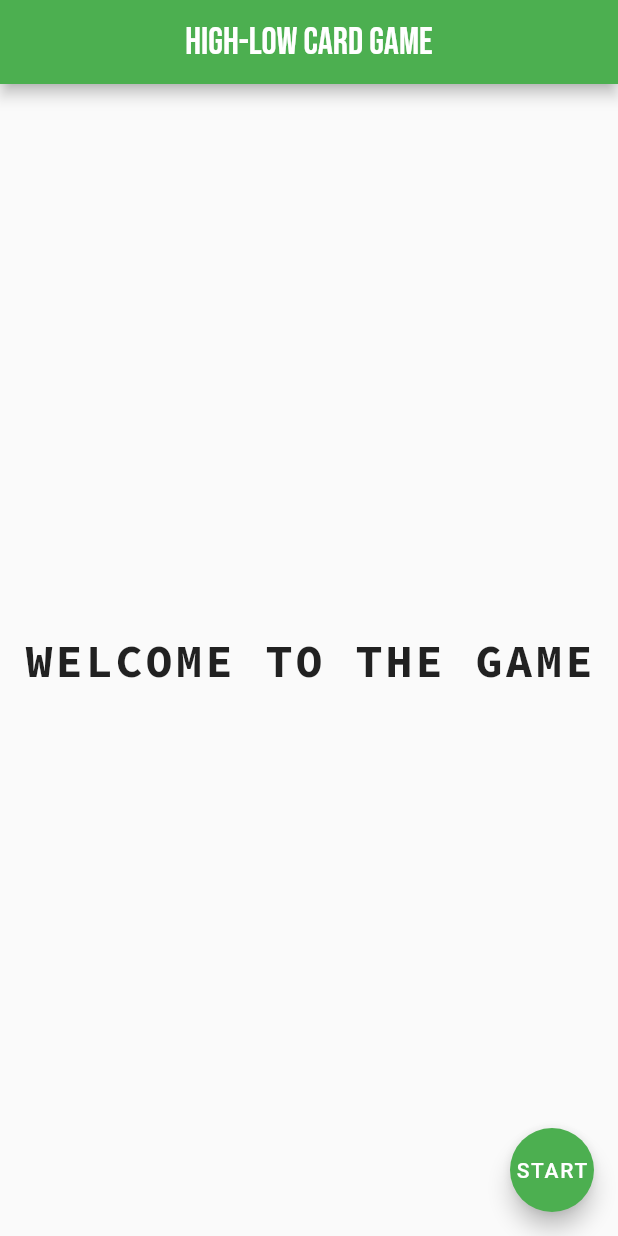
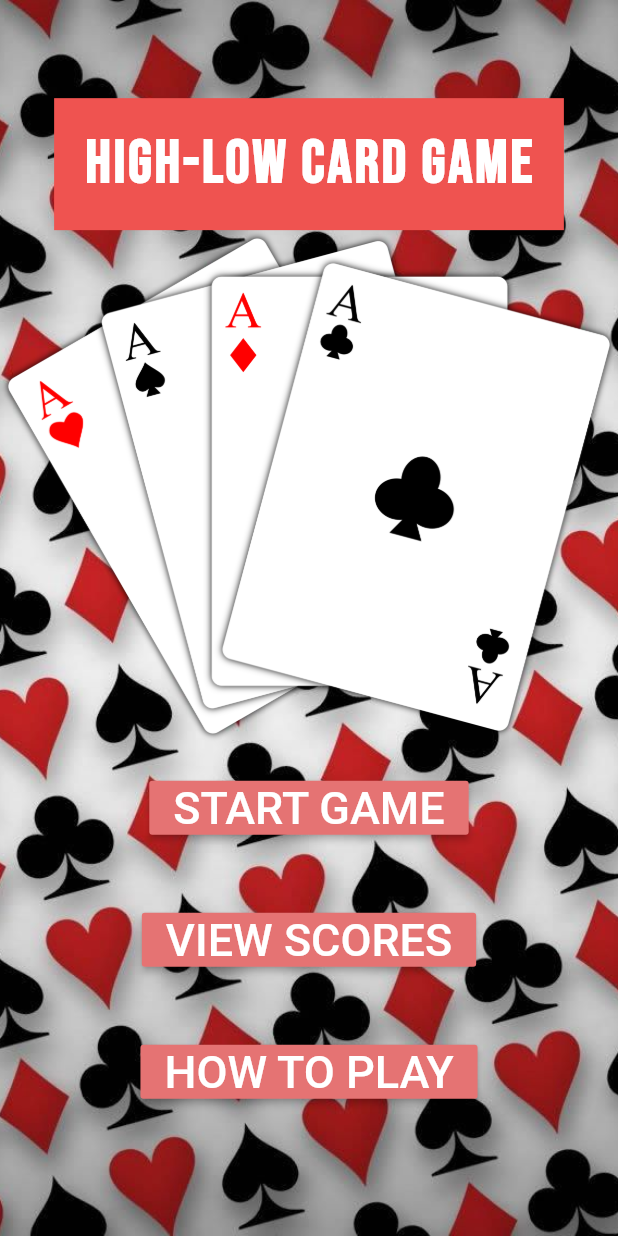
Before and after one commit to georgegesite/GeorgeFlutterApps, a Flutter app: the screen it shows after launch, on a phone screen of 412 x 824 dp. Run offline on Flutter 3.47's test engine with Material 2 defaults, Android fonts, the light colour scheme and no system bars.

Commit message:
mo uli tawid

```diff
--- /dev/null
+++ b/lib/Homepage.dart
@@ -0,0 +1,179 @@
+// ignore: file_names
+// ignore_for_file: prefer_const_constructors, deprecated_member_use
+
+import 'package:flutter/material.dart';
+import 'package:hilocardgame/howtoplay.dart';
+
+class Homepage extends StatefulWidget {
+  const Homepage({Key? key}) : super(key: key);
+
+  @override
+  State<Homepage> createState() => _HomepageState();
+}
+
+class _HomepageState extends State<Homepage> {
+  @override
+  Widget build(BuildContext context) {
+    return Scaffold(
+        body: MediaQuery.of(context).orientation == Orientation.portrait
+            ? Container(
+                decoration: BoxDecoration(
+                    image: DecorationImage(
+                        image: AssetImage("assets/homescreen.jpg"),
+                        fit: BoxFit.cover)),
+                child: Column(
+                  crossAxisAlignment: CrossAxisAlignment.center,
+                  mainAxisAlignment: MainAxisAlignment.center,
+                  children: <Widget>[
+                    Container(
+                      color: Colors.red[400],
+                      padding: EdgeInsets.all(20.0),
+                      child: Text(
+                        'HIGH-LOW CARD GAME',
+                        style: TextStyle(
+                          fontSize: 40.0,
+                          fontFamily: 'BebasNeue',
+                          letterSpacing: 2.0,
+                          fontWeight: FontWeight.bold,
+                          color: Colors.white,
+                        ),
+                      ),
+                    ),
+                    Image.asset('assets/homepage.png'),
+                    Container(
+                      margin: EdgeInsets.all(20),
+                      child: RaisedButton(
+                        color: Colors.red[300],
+                        child: Text(
+                          'START GAME',
+                          style: TextStyle(
+                            fontSize: 30.0,
+                            color: Colors.white,
+                          ),
+                        ),
+                        onPressed: () {},
+                      ),
+                    ),
+                    Container(
+                      margin: EdgeInsets.all(20),
+                      child: RaisedButton(
+                        color: Colors.red[300],
+                        child: Text(
+                          'VIEW SCORES',
+                          style: TextStyle(
+                            fontSize: 30.0,
+                            color: Colors.white,
+                          ),
+                        ),
+                        onPressed: () {},
+                      ),
+                    ),
+                    Container(
+                      margin: EdgeInsets.all(20),
+                      child: RaisedButton(
+                        color: Colors.red[300],
+                        child: Text(
+                          'HOW TO PLAY',
+                          style: TextStyle(fontSize: 30.0, color: Colors.white),
+                        ),
+                        onPressed: () {
+                          Navigator.push(
+                            context,
+                            MaterialPageRoute(
+                                builder: (context) => const HowToPlay()),
+                          );
+                        },
+                      ),
+                    ),
+                  ],
+                ),
+              )
+            : Container(
+                decoration: BoxDecoration(
+                    image: DecorationImage(
+                        image: AssetImage("assets/homescreen.jpg"),
+                        fit: BoxFit.cover)),
+                child: Row(
+                  mainAxisAlignment: MainAxisAlignment.center,
+                  children: <Widget>[
+                    Column(
+                      mainAxisAlignment: MainAxisAlignment.center,
+                      children: [
+                        Container(
+                          color: Colors.red[400],
+                          margin: EdgeInsets.fromLTRB(0.0, 30.0, 0.0, 0.0),
+                          padding: EdgeInsets.all(20.0),
+                          child: Text(
+                            'HIGH-LOW CARD GAME',
+                            style: TextStyle(
+                              fontSize: 40.0,
+                              fontFamily: 'BebasNeue',
+                              letterSpacing: 2.0,
+                              fontWeight: FontWeight.bold,
+                              color: Colors.white,
+                            ),
+                          ),
+                        ),
+                        Image.asset(
+                          'assets/homepage.png',
+                          height: 250.0,
+                          width: 250.0,
+                        ),
+                      ],
+                    ),
+                    Column(
+                      mainAxisAlignment: MainAxisAlignment.center,
+                      children: [
+                        Container(
+                          margin: EdgeInsets.all(20),
+                          child: RaisedButton(
+                            color: Colors.red[300],
+                            child: Text(
+                              'START GAME',
+                              style: TextStyle(
+                                fontSize: 30.0,
+                                color: Colors.white,
+                              ),
+                            ),
+                            onPressed: () {},
+                          ),
+                        ),
+                        Container(
+                          margin: EdgeInsets.all(20),
+                          child: RaisedButton(
+                            color: Colors.red[300],
+                            child: Text(
+                              'VIEW SCORES',
+                              style: TextStyle(
+                                fontSize: 30.0,
+                                color: Colors.white,
+                              ),
+                            ),
+                            onPressed: () {},
+                          ),
+                        ),
+                        Container(
+                          margin: EdgeInsets.all(20),
+                          child: RaisedButton(
+                            color: Colors.red[300],
+                            child: Text(
+                              'HOW TO PLAY',
+                              style: TextStyle(
+                                  fontSize: 30.0, color: Colors.white),
+                            ),
+                            onPressed: () {
+                              Navigator.push(
+                                context,
+                                MaterialPageRoute(
+                                    builder: (context) => const HowToPlay()),
+                              );
+                            },
+                          ),
+                        ),
+                      ],
+                    ),
+                  ],
+                ),
+              ));
+  }
+}
--- a/lib/main.dart
+++ b/lib/main.dart
@@ -1,41 +1,16 @@
+// ignore_for_file: prefer_const_constructors
+
 import 'package:flutter/material.dart';
+import 'package:hilocardgame/Homepage.dart';
 
 void main() {
-  runApp(const MyApp());
+  runApp(MyApp());
 }
 
 class MyApp extends StatelessWidget {
   const MyApp({Key? key}) : super(key: key);
   @override
   Widget build(BuildContext context) {
-    return MaterialApp(
-        home: Scaffold(
-      appBar: AppBar(
-        title: Text(
-          'HIGH-LOW CARD GAME',
-          style: TextStyle(
-            fontFamily: 'BebasNeue',
-            fontSize: 25.0,
-          ),
-        ),
-        centerTitle: true,
-        backgroundColor: Colors.green,
-      ),
-      body: Center(
-          child: Text(
-        'WELCOME TO THE GAME',
-        style: TextStyle(
-          letterSpacing: 2.0,
-          fontSize: 30.0,
-          fontWeight: FontWeight.bold,
-          fontFamily: 'SourceCode',
-        ),
-      )),
-      floatingActionButton: FloatingActionButton(
-        onPressed: () {},
-        child: Text('START'),
-        backgroundColor: Colors.green,
-      ),
-    ));
+    return MaterialApp(debugShowCheckedModeBanner: false, home: Homepage());
   }
 }
--- a/pubspec.yaml
+++ b/pubspec.yaml
@@ -58,9 +58,8 @@ flutter:
   uses-material-design: true
 
   # To add assets to your application, add an assets section, like this:
-  # assets:
-  #   - images/a_dot_burr.jpeg
-  #   - images/a_dot_ham.jpeg
+  assets:
+    - assets/
 
   # An image asset can refer to one or more resolution-specific "variants", see
   # https://flutter.dev/assets-and-images/#resolution-aware
```
Also changed, not shown: lib/howtoplay.dart (added, +94 -0 lines), assets/greentable.jpg (added), assets/homepage.png (added), assets/homescreen.jpg (added).
